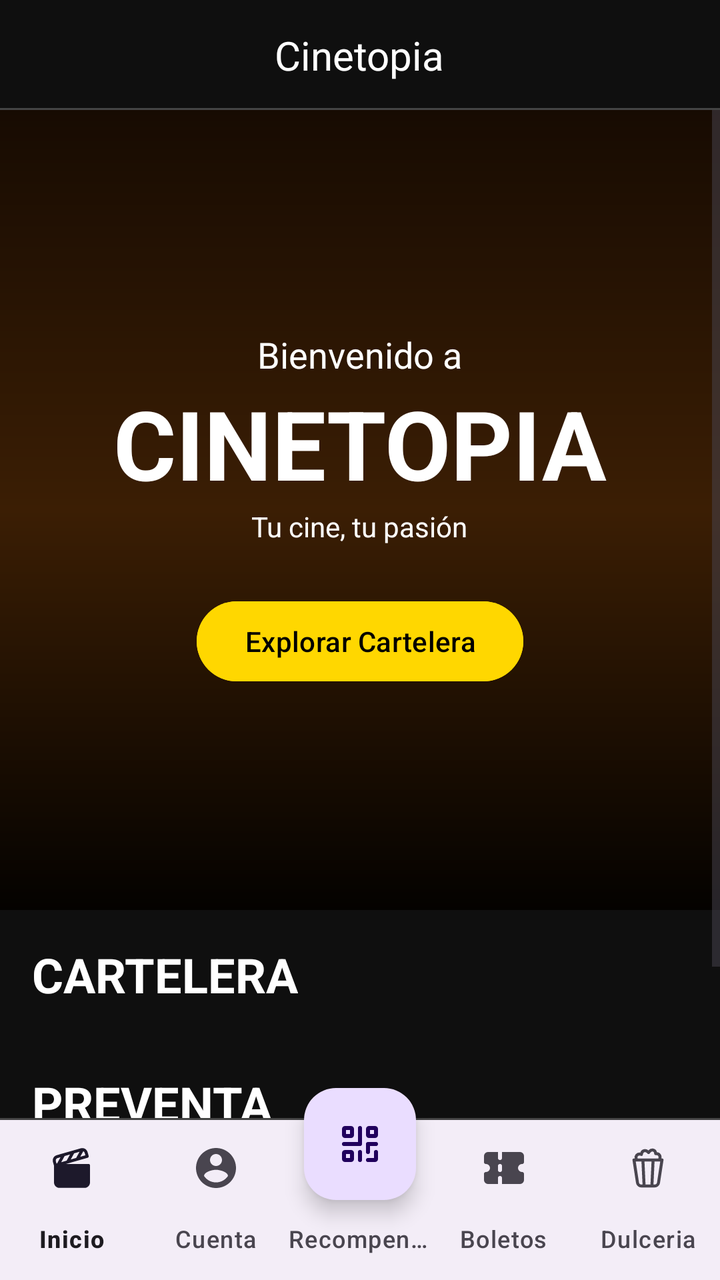
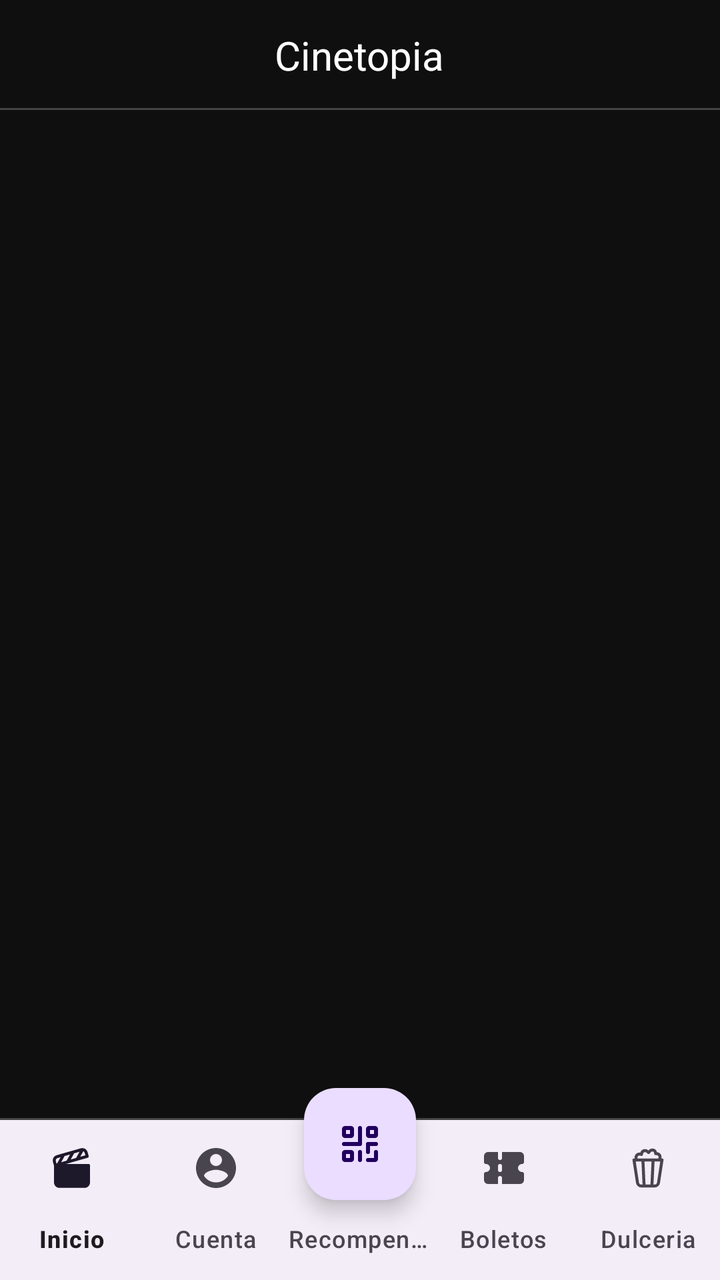

Two renders of the same Android screen: before a commit and after it. Below are the layout's source before the change and the commit's diff.
<!-- AndroidManifest.xml: application theme Theme.Cinetopia -->
<!-- res/layout/activity_main.xml -->
<?xml version="1.0" encoding="utf-8"?>
<RelativeLayout
    xmlns:android="http://schemas.android.com/apk/res/android"
    xmlns:app="http://schemas.android.com/apk/res-auto"
    xmlns:tools="http://schemas.android.com/tools"
    android:id="@+id/main"
    android:layout_width="match_parent"
    android:layout_height="match_parent"
    android:background="#0F0F0F"
    tools:context=".MainActivity">

    
    <RelativeLayout
        android:id="@+id/toolbar"
        android:layout_width="match_parent"
        android:layout_height="@dimen/m_toolbar_height">

        <TextView
            android:id="@+id/TituloRL"
            android:layout_width="wrap_content"
            android:layout_height="wrap_content"
            android:text="@string/TituloRL"
            android:textColor="#FFFFFF"
            android:textSize="20sp"
            android:layout_centerInParent="true"/>

        <View
            android:layout_width="match_parent"
            android:layout_height="1dp"
            android:background="#444"
            android:layout_alignParentBottom="true"/>

    </RelativeLayout>

    
    <FrameLayout
        android:id="@+id/FragmentContainer"
        android:layout_width="match_parent"
        android:layout_height="match_parent"
        android:layout_below="@id/toolbar"
        android:layout_above="@+id/View1">

        <ScrollView
            android:layout_width="match_parent"
            android:layout_height="match_parent"
            android:fillViewport="true">

            <LinearLayout
                android:layout_width="match_parent"
                android:layout_height="wrap_content"
                android:orientation="vertical">

                
                <RelativeLayout
                    android:layout_width="match_parent"
                    android:layout_height="400dp"
                    android:background="@drawable/hero_gradient">

                    <ImageView
                        android:layout_width="match_parent"
                        android:layout_height="match_parent"
                        android:scaleType="centerCrop"
                        android:src="@drawable/hero_background"
                        android:alpha="0.6"/>

                    <LinearLayout
                        android:layout_width="match_parent"
                        android:layout_height="wrap_content"
                        android:layout_centerInParent="true"
                        android:orientation="vertical"
                        android:gravity="center"
                        android:padding="24dp">

                        <TextView
                            android:layout_width="wrap_content"
                            android:layout_height="wrap_content"
                            android:text="Bienvenido a"
                            android:textColor="#FFF"
                            android:textSize="18sp"/>

                        <TextView
                            android:layout_width="wrap_content"
                            android:layout_height="wrap_content"
                            android:text="CINETOPIA"
                            android:textColor="#FFF"
                            android:textSize="48sp"
                            android:textStyle="bold"/>

                        <TextView
                            android:layout_width="wrap_content"
                            android:layout_height="wrap_content"
                            android:text="Tu cine, tu pasión"
                            android:textColor="#FFF"/>

                        <com.google.android.material.button.MaterialButton
                            android:id="@+id/btnExplorar"
                            android:layout_width="wrap_content"
                            android:layout_height="wrap_content"
                            android:text="Explorar Cartelera"
                            android:layout_marginTop="24dp"
                            android:textColor="#000"
                            android:backgroundTint="#FFD700"
                            app:cornerRadius="24dp"/>

                    </LinearLayout>

                </RelativeLayout>

                
                <LinearLayout
                    android:layout_width="match_parent"
                    android:layout_height="wrap_content"
                    android:orientation="vertical"
                    android:padding="16dp">

                    <TextView
                        android:layout_width="wrap_content"
                        android:layout_height="wrap_content"
                        android:text="CARTELERA"
                        android:textColor="#FFF"
                        android:textSize="24sp"
                        android:textStyle="bold"/>

                    <androidx.recyclerview.widget.RecyclerView
                        android:id="@+id/rvCartelera"
                        android:layout_width="match_parent"
                        android:layout_height="wrap_content"
                        app:layoutManager="androidx.recyclerview.widget.LinearLayoutManager"/>

                </LinearLayout>

                
                <LinearLayout
                    android:layout_width="match_parent"
                    android:layout_height="wrap_content"
                    android:orientation="vertical"
                    android:padding="16dp">

                    <TextView
                        android:layout_width="wrap_content"
                        android:layout_height="wrap_content"
                        android:text="PREVENTA"
                        android:textColor="#FFF"
                        android:textSize="24sp"
                        android:textStyle="bold"/>

                    <androidx.recyclerview.widget.RecyclerView
                        android:id="@+id/rvPreventa"
                        android:layout_width="match_parent"
                        android:layout_height="wrap_content"
                        app:layoutManager="androidx.recyclerview.widget.LinearLayoutManager"/>

                </LinearLayout>

                
                <LinearLayout
                    android:layout_width="match_parent"
                    android:layout_height="wrap_content"
                    android:orientation="vertical"
                    android:padding="16dp">

                    <TextView
                        android:layout_width="wrap_content"
                        android:layout_height="wrap_content"
                        android:text="CINES CERCANOS"
                        android:textColor="#FFF"
                        android:textSize="24sp"
                        android:textStyle="bold"/>

                    <androidx.recyclerview.widget.RecyclerView
                        android:id="@+id/rvCinesCercanos"
                        android:layout_width="match_parent"
                        android:layout_height="wrap_content"
                        app:layoutManager="androidx.recyclerview.widget.LinearLayoutManager"/>

                </LinearLayout>

            </LinearLayout>

        </ScrollView>

    </FrameLayout>

    <View
        android:id="@+id/View1"
        android:layout_width="match_parent"
        android:layout_height="1dp"
        android:background="#444"
        android:layout_above="@+id/BottomNV"/>

    <com.google.android.material.bottomnavigation.BottomNavigationView
        android:id="@+id/BottomNV"
        app:labelVisibilityMode="labeled"
        app:itemHorizontalTranslationEnabled="false"
        android:layout_width="match_parent"
        android:layout_height="wrap_content"
        android:layout_alignParentBottom="true"
        app:menu="@menu/mi_menu"/>

    <com.google.android.material.floatingactionbutton.FloatingActionButton
        android:id="@+id/FAB"
        android:layout_width="wrap_content"
        android:layout_height="wrap_content"
        android:src="@drawable/ic_recompensas"
        android:layout_alignParentBottom="true"
        android:layout_centerHorizontal="true"
        android:layout_marginBottom="40dp"/>

</RelativeLayout>
<!-- resources referenced by this layout -->
<resources>
  <dimen name="m_toolbar_height">55dp</dimen>
  <!-- drawable hero_background (drawable) -->
  <?xml version="1.0" encoding="utf-8"?>
  <selector xmlns:android="http://schemas.android.com/apk/res/android">
  
  </selector>
  <!-- drawable hero_gradient (drawable) -->
  <?xml version="1.0" encoding="utf-8"?>
  <shape xmlns:android="http://schemas.android.com/apk/res/android">
      <gradient
          android:angle="270"
          android:startColor="#170b02"
          android:centerColor="#3b1e04"
          android:endColor="#040200"
          android:type="linear"/>
  </shape>
  <!-- drawable ic_recompensas (drawable) -->
  <vector xmlns:android="http://schemas.android.com/apk/res/android"
      android:width="800dp"
      android:height="800dp"
      android:viewportWidth="24"
      android:viewportHeight="24">
    <path
        android:pathData="M21,7.505a1.5,1.5 0,0 1,-1.5 1.5h-3a1.5,1.5 0,0 1,-1.5 -1.5L15,4.5A1.5,1.5 0,0 1,16.5 3h3A1.5,1.5 0,0 1,21 4.5v3.005zM9,7.5L9,4.504a1.5,1.5 0,0 0,-1.498 -1.5l-3,-0.003A1.5,1.5 0,0 0,3 4.5L3,7.5A1.5,1.5 0,0 0,4.5 9h3A1.5,1.5 0,0 0,9 7.5zM5,7L5,5.001l2,0.002L7,7L5,7zM4.498,15.004 L7.498,15.001A1.5,1.5 0,0 1,9 16.5L9,19.5A1.5,1.5 0,0 1,7.5 21h-3A1.5,1.5 0,0 1,3 19.5v-2.996a1.5,1.5 0,0 1,1.498 -1.5zM7,19L5,19v-1.997l2,-0.002L7,19zM19,5v2.005h-2L17,5h2zM19,16a1,1 0,1 1,2 0v3.5a1.5,1.5 0,0 1,-1.498 1.5l-3.5,0.005a1,1 0,1 1,-0.003 -2L19,19L19,16zM11,4v7L4,11a1,1 0,1 0,0 2h8a1,1 0,0 0,1 -1L13,4a1,1 0,1 0,-2 0zM13,20a1,1 0,1 1,-2 0v-4a1,1 0,1 1,2 0v4zM16,17a1,1 0,0 0,1 -1v-3h3a1,1 0,1 0,0 -2h-4a1,1 0,0 0,-1 1v4a1,1 0,0 0,1 1z"
        android:fillColor="#000000"
        android:fillType="evenOdd"/>
  </vector>
  <string name="TituloRL">Cinetopia</string>
  <style name="Theme.Cinetopia" parent="Base.Theme.Cinetopia" />
  <style name="Base.Theme.Cinetopia" parent="Theme.Material3.DayNight.NoActionBar">
          
          
          <item name="colorPrimary">@color/orange</item>
          <item name="colorOnPrimary">@color/blue</item>
          <item name="colorSurface">@color/black</item>
          <item name="android:windowBackground">@color/white</item>
      </style>
  <color name="orange">#E07010</color>
  <color name="blue">#0B599C</color>
  <color name="black">#222222</color>
  <color name="white">#F1F1F1</color>
</resources>

<!-- the commit's change to res/layout/activity_main.xml (unified diff, before → after) -->
@@ -29,7 +29,6 @@
             android:layout_height="1dp"
             android:background="#444"
             android:layout_alignParentBottom="true"/>
-
     </RelativeLayout>
 
     
@@ -38,148 +37,7 @@
         android:layout_width="match_parent"
         android:layout_height="match_parent"
         android:layout_below="@id/toolbar"
-        android:layout_above="@+id/View1">
-
-        <ScrollView
-            android:layout_width="match_parent"
-            android:layout_height="match_parent"
-            android:fillViewport="true">
-
-            <LinearLayout
-                android:layout_width="match_parent"
-                android:layout_height="wrap_content"
-                android:orientation="vertical">
-
-                
-                <RelativeLayout
-                    android:layout_width="match_parent"
-                    android:layout_height="400dp"
-                    android:background="@drawable/hero_gradient">
-
-                    <ImageView
-                        android:layout_width="match_parent"
-                        android:layout_height="match_parent"
-                        android:scaleType="centerCrop"
-                        android:src="@drawable/hero_background"
-                        android:alpha="0.6"/>
-
-                    <LinearLayout
-                        android:layout_width="match_parent"
-                        android:layout_height="wrap_content"
-                        android:layout_centerInParent="true"
-                        android:orientation="vertical"
-                        android:gravity="center"
-                        android:padding="24dp">
-
-                        <TextView
-                            android:layout_width="wrap_content"
-                            android:layout_height="wrap_content"
-                            android:text="Bienvenido a"
-                            android:textColor="#FFF"
-                            android:textSize="18sp"/>
-
-                        <TextView
-                            android:layout_width="wrap_content"
-                            android:layout_height="wrap_content"
-                            android:text="CINETOPIA"
-                            android:textColor="#FFF"
-                            android:textSize="48sp"
-                            android:textStyle="bold"/>
-
-                        <TextView
-                            android:layout_width="wrap_content"
-                            android:layout_height="wrap_content"
-                            android:text="Tu cine, tu pasión"
-                            android:textColor="#FFF"/>
-
-                        <com.google.android.material.button.MaterialButton
-                            android:id="@+id/btnExplorar"
-                            android:layout_width="wrap_content"
-                            android:layout_height="wrap_content"
-                            android:text="Explorar Cartelera"
-                            android:layout_marginTop="24dp"
-                            android:textColor="#000"
-                            android:backgroundTint="#FFD700"
-                            app:cornerRadius="24dp"/>
-
-                    </LinearLayout>
-
-                </RelativeLayout>
-
-                
-                <LinearLayout
-                    android:layout_width="match_parent"
-                    android:layout_height="wrap_content"
-                    android:orientation="vertical"
-                    android:padding="16dp">
-
-                    <TextView
-                        android:layout_width="wrap_content"
-                        android:layout_height="wrap_content"
-                        android:text="CARTELERA"
-                        android:textColor="#FFF"
-                        android:textSize="24sp"
-                        android:textStyle="bold"/>
-
-                    <androidx.recyclerview.widget.RecyclerView
-                        android:id="@+id/rvCartelera"
-                        android:layout_width="match_parent"
-                        android:layout_height="wrap_content"
-                        app:layoutManager="androidx.recyclerview.widget.LinearLayoutManager"/>
-
-                </LinearLayout>
-
-                
-                <LinearLayout
-                    android:layout_width="match_parent"
-                    android:layout_height="wrap_content"
-                    android:orientation="vertical"
-                    android:padding="16dp">
-
-                    <TextView
-                        android:layout_width="wrap_content"
-                        android:layout_height="wrap_content"
-                        android:text="PREVENTA"
-                        android:textColor="#FFF"
-                        android:textSize="24sp"
-                        android:textStyle="bold"/>
-
-                    <androidx.recyclerview.widget.RecyclerView
-                        android:id="@+id/rvPreventa"
-                        android:layout_width="match_parent"
-                        android:layout_height="wrap_content"
-                        app:layoutManager="androidx.recyclerview.widget.LinearLayoutManager"/>
-
-                </LinearLayout>
-
-                
-                <LinearLayout
-                    android:layout_width="match_parent"
-                    android:layout_height="wrap_content"
-                    android:orientation="vertical"
-                    android:padding="16dp">
-
-                    <TextView
-                        android:layout_width="wrap_content"
-                        android:layout_height="wrap_content"
-                        android:text="CINES CERCANOS"
-                        android:textColor="#FFF"
-                        android:textSize="24sp"
-                        android:textStyle="bold"/>
-
-                    <androidx.recyclerview.widget.RecyclerView
-                        android:id="@+id/rvCinesCercanos"
-                        android:layout_width="match_parent"
-                        android:layout_height="wrap_content"
-                        app:layoutManager="androidx.recyclerview.widget.LinearLayoutManager"/>
-
-                </LinearLayout>
-
-            </LinearLayout>
-
-        </ScrollView>
-
-    </FrameLayout>
+        android:layout_above="@+id/View1"/>
 
     <View
         android:id="@+id/View1"
<!-- resource entries referenced after the edit -->
@@ -1,21 +1,6 @@
 <!-- resources referenced by this layout -->
 <resources>
   <dimen name="m_toolbar_height">55dp</dimen>
-  <!-- drawable hero_background (drawable) -->
-  <?xml version="1.0" encoding="utf-8"?>
-  <selector xmlns:android="http://schemas.android.com/apk/res/android">
-  
-  </selector>
-  <!-- drawable hero_gradient (drawable) -->
-  <?xml version="1.0" encoding="utf-8"?>
-  <shape xmlns:android="http://schemas.android.com/apk/res/android">
-      <gradient
-          android:angle="270"
-          android:startColor="#170b02"
-          android:centerColor="#3b1e04"
-          android:endColor="#040200"
-          android:type="linear"/>
-  </shape>
   <!-- drawable ic_recompensas (drawable) -->
   <vector xmlns:android="http://schemas.android.com/apk/res/android"
       android:width="800dp"
